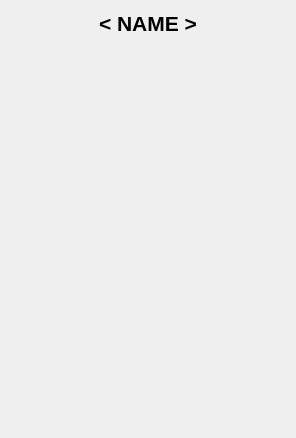
The window that ProfitableDungeons/building_dialog.ui (Talendar/profitable_dungeons) describes before a commit, drawn with Qt 5.
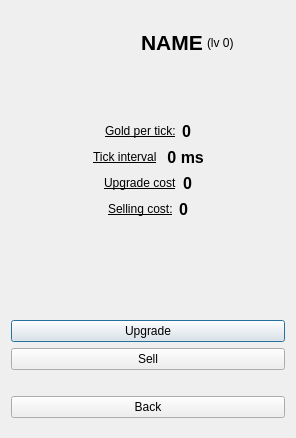
The same window after the commit. Icons and pictures are not drawn.

Diff of the .ui file:
```diff
--- a/ProfitableDungeons/building_dialog.ui
+++ b/ProfitableDungeons/building_dialog.ui
@@ -18,19 +18,367 @@
     <normaloff>:/buildings/res/imgs/tavern.png</normaloff>:/buildings/res/imgs/tavern.png</iconset>
   </property>
   <layout class="QVBoxLayout" name="verticalLayout">
-   <item alignment="Qt::AlignHCenter">
-    <widget class="QLabel" name="building_name">
-     <property name="font">
-      <font>
-       <pointsize>16</pointsize>
-       <weight>75</weight>
-       <bold>true</bold>
-      </font>
+   <property name="bottomMargin">
+    <number>20</number>
+   </property>
+   <item>
+    <layout class="QHBoxLayout" name="horizontalLayout_6">
+     <property name="spacing">
+      <number>4</number>
      </property>
-     <property name="text">
-      <string>&lt; NAME &gt;</string>
+     <property name="bottomMargin">
+      <number>0</number>
      </property>
-    </widget>
+     <item>
+      <spacer name="horizontalSpacer_9">
+       <property name="orientation">
+        <enum>Qt::Horizontal</enum>
+       </property>
+       <property name="sizeHint" stdset="0">
+        <size>
+         <width>40</width>
+         <height>20</height>
+        </size>
+       </property>
+      </spacer>
+     </item>
+     <item alignment="Qt::AlignVCenter">
+      <widget class="QLabel" name="building_img">
+       <property name="enabled">
+        <bool>true</bool>
+       </property>
+       <property name="sizePolicy">
+        <sizepolicy hsizetype="Fixed" vsizetype="Fixed">
+         <horstretch>0</horstretch>
+         <verstretch>0</verstretch>
+        </sizepolicy>
+       </property>
+       <property name="minimumSize">
+        <size>
+         <width>64</width>
+         <height>64</height>
+        </size>
+       </property>
+       <property name="maximumSize">
+        <size>
+         <width>64</width>
+         <height>64</height>
+        </size>
+       </property>
+       <property name="text">
+        <string/>
+       </property>
+       <property name="pixmap">
+        <pixmap resource="resources.qrc">:/buildings/res/imgs/house.png</pixmap>
+       </property>
+       <property name="scaledContents">
+        <bool>true</bool>
+       </property>
+      </widget>
+     </item>
+     <item>
+      <spacer name="horizontalSpacer_11">
+       <property name="orientation">
+        <enum>Qt::Horizontal</enum>
+       </property>
+       <property name="sizeType">
+        <enum>QSizePolicy::Fixed</enum>
+       </property>
+       <property name="sizeHint" stdset="0">
+        <size>
+         <width>10</width>
+         <height>20</height>
+        </size>
+       </property>
+      </spacer>
+     </item>
+     <item alignment="Qt::AlignVCenter">
+      <widget class="QLabel" name="building_name">
+       <property name="font">
+        <font>
+         <pointsize>16</pointsize>
+         <weight>75</weight>
+         <bold>true</bold>
+        </font>
+       </property>
+       <property name="text">
+        <string>NAME</string>
+       </property>
+      </widget>
+     </item>
+     <item>
+      <widget class="QLabel" name="tier">
+       <property name="text">
+        <string>(lv 0)</string>
+       </property>
+      </widget>
+     </item>
+     <item>
+      <spacer name="horizontalSpacer_10">
+       <property name="orientation">
+        <enum>Qt::Horizontal</enum>
+       </property>
+       <property name="sizeHint" stdset="0">
+        <size>
+         <width>40</width>
+         <height>20</height>
+        </size>
+       </property>
+      </spacer>
+     </item>
+    </layout>
+   </item>
+   <item>
+    <spacer name="verticalSpacer_3">
+     <property name="orientation">
+      <enum>Qt::Vertical</enum>
+     </property>
+     <property name="sizeType">
+      <enum>QSizePolicy::Fixed</enum>
+     </property>
+     <property name="sizeHint" stdset="0">
+      <size>
+       <width>20</width>
+       <height>40</height>
+      </size>
+     </property>
+    </spacer>
+   </item>
+   <item>
+    <layout class="QHBoxLayout" name="horizontalLayout">
+     <property name="bottomMargin">
+      <number>0</number>
+     </property>
+     <item>
+      <spacer name="horizontalSpacer_2">
+       <property name="orientation">
+        <enum>Qt::Horizontal</enum>
+       </property>
+       <property name="sizeHint" stdset="0">
+        <size>
+         <width>40</width>
+         <height>20</height>
+        </size>
+       </property>
+      </spacer>
+     </item>
+     <item>
+      <widget class="QLabel" name="label_2">
+       <property name="font">
+        <font>
+         <underline>true</underline>
+        </font>
+       </property>
+       <property name="text">
+        <string>Gold per tick:</string>
+       </property>
+      </widget>
+     </item>
+     <item>
+      <widget class="QLabel" name="gold_per_tick">
+       <property name="font">
+        <font>
+         <pointsize>12</pointsize>
+         <weight>75</weight>
+         <bold>true</bold>
+        </font>
+       </property>
+       <property name="text">
+        <string>0</string>
+       </property>
+      </widget>
+     </item>
+     <item>
+      <spacer name="horizontalSpacer">
+       <property name="orientation">
+        <enum>Qt::Horizontal</enum>
+       </property>
+       <property name="sizeHint" stdset="0">
+        <size>
+         <width>40</width>
+         <height>20</height>
+        </size>
+       </property>
+      </spacer>
+     </item>
+    </layout>
+   </item>
+   <item>
+    <layout class="QHBoxLayout" name="horizontalLayout_3">
+     <property name="bottomMargin">
+      <number>0</number>
+     </property>
+     <item>
+      <spacer name="horizontalSpacer_3">
+       <property name="orientation">
+        <enum>Qt::Horizontal</enum>
+       </property>
+       <property name="sizeHint" stdset="0">
+        <size>
+         <width>40</width>
+         <height>20</height>
+        </size>
+       </property>
+      </spacer>
+     </item>
+     <item>
+      <widget class="QLabel" name="label_3">
+       <property name="font">
+        <font>
+         <underline>true</underline>
+        </font>
+       </property>
+       <property name="text">
+        <string>Tick interval</string>
+       </property>
+      </widget>
+     </item>
+     <item>
+      <widget class="QLabel" name="tick_interval">
+       <property name="font">
+        <font>
+         <pointsize>12</pointsize>
+         <weight>75</weight>
+         <bold>true</bold>
+        </font>
+       </property>
+       <property name="text">
+        <string> 0 ms</string>
+       </property>
+      </widget>
+     </item>
+     <item>
+      <spacer name="horizontalSpacer_4">
+       <property name="orientation">
+        <enum>Qt::Horizontal</enum>
+       </property>
+       <property name="sizeHint" stdset="0">
+        <size>
+         <width>40</width>
+         <height>20</height>
+        </size>
+       </property>
+      </spacer>
+     </item>
+    </layout>
+   </item>
+   <item>
+    <layout class="QHBoxLayout" name="horizontalLayout_4">
+     <property name="bottomMargin">
+      <number>0</number>
+     </property>
+     <item>
+      <spacer name="horizontalSpacer_5">
+       <property name="orientation">
+        <enum>Qt::Horizontal</enum>
+       </property>
+       <property name="sizeHint" stdset="0">
+        <size>
+         <width>40</width>
+         <height>20</height>
+        </size>
+       </property>
+      </spacer>
+     </item>
+     <item>
+      <widget class="QLabel" name="label_4">
+       <property name="font">
+        <font>
+         <underline>true</underline>
+        </font>
+       </property>
+       <property name="text">
+        <string>Upgrade cost</string>
+       </property>
+      </widget>
+     </item>
+     <item>
+      <widget class="QLabel" name="upgrade_cost">
+       <property name="font">
+        <font>
+         <pointsize>12</pointsize>
+         <weight>75</weight>
+         <bold>true</bold>
+        </font>
+       </property>
+       <property name="text">
+        <string>0</string>
+       </property>
+      </widget>
+     </item>
+     <item>
+      <spacer name="horizontalSpacer_6">
+       <property name="orientation">
+        <enum>Qt::Horizontal</enum>
+       </property>
+       <property name="sizeHint" stdset="0">
+        <size>
+         <width>40</width>
+         <height>20</height>
+        </size>
+       </property>
+      </spacer>
+     </item>
+    </layout>
+   </item>
+   <item>
+    <layout class="QHBoxLayout" name="horizontalLayout_5">
+     <property name="bottomMargin">
+      <number>0</number>
+     </property>
+     <item>
+      <spacer name="horizontalSpacer_7">
+       <property name="orientation">
+        <enum>Qt::Horizontal</enum>
+       </property>
+       <property name="sizeHint" stdset="0">
+        <size>
+         <width>40</width>
+         <height>20</height>
+        </size>
+       </property>
+      </spacer>
+     </item>
+     <item>
+      <widget class="QLabel" name="label_5">
+       <property name="font">
+        <font>
+         <underline>true</underline>
+        </font>
+       </property>
+       <property name="text">
+        <string>Selling cost:</string>
+       </property>
+      </widget>
+     </item>
+     <item>
+      <widget class="QLabel" name="selling_cost">
+       <property name="font">
+        <font>
+         <pointsize>12</pointsize>
+         <weight>75</weight>
+         <bold>true</bold>
+        </font>
+       </property>
+       <property name="text">
+        <string>0</string>
+       </property>
+      </widget>
+     </item>
+     <item>
+      <spacer name="horizontalSpacer_8">
+       <property name="orientation">
+        <enum>Qt::Horizontal</enum>
+       </property>
+       <property name="sizeHint" stdset="0">
+        <size>
+         <width>40</width>
+         <height>20</height>
+        </size>
+       </property>
+      </spacer>
+     </item>
+    </layout>
    </item>
    <item>
     <spacer name="verticalSpacer">
@@ -45,6 +393,43 @@
      </property>
     </spacer>
    </item>
+   <item>
+    <widget class="QPushButton" name="upgrade_button">
+     <property name="text">
+      <string>Upgrade</string>
+     </property>
+    </widget>
+   </item>
+   <item>
+    <widget class="QPushButton" name="sell_button">
+     <property name="text">
+      <string>Sell</string>
+     </property>
+    </widget>
+   </item>
+   <item>
+    <spacer name="verticalSpacer_2">
+     <property name="orientation">
+      <enum>Qt::Vertical</enum>
+     </property>
+     <property name="sizeType">
+      <enum>QSizePolicy::Fixed</enum>
+     </property>
+     <property name="sizeHint" stdset="0">
+      <size>
+       <width>20</width>
+       <height>20</height>
+      </size>
+     </property>
+    </spacer>
+   </item>
+   <item>
+    <widget class="QPushButton" name="back_button">
+     <property name="text">
+      <string>Back</string>
+     </property>
+    </widget>
+   </item>
   </layout>
  </widget>
  <resources>
```
